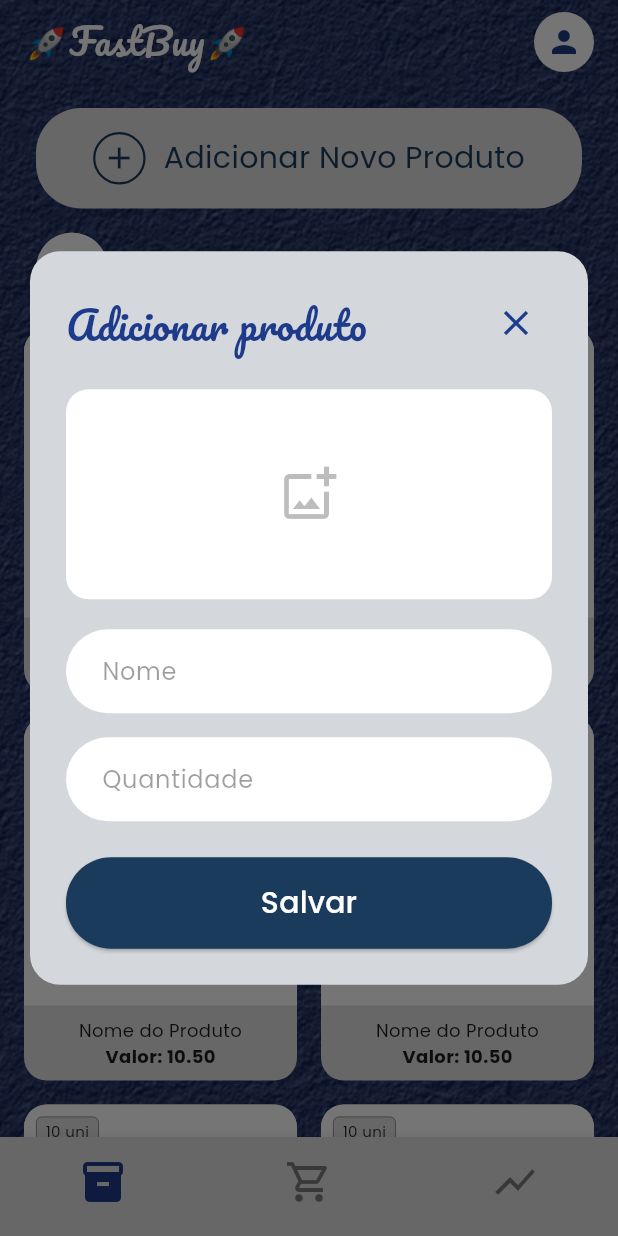
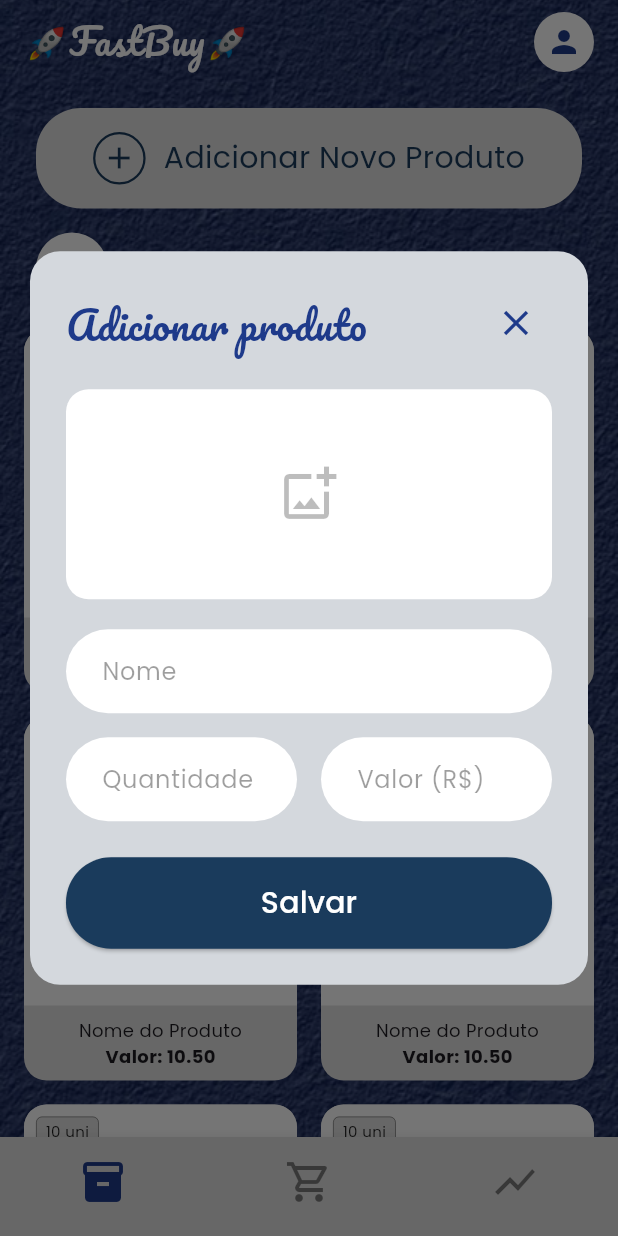
Before and after one commit to Grizzlyess/FastBuy, a Flutter app: the screen it shows after launch, after a tap on "Adicionar Novo Produto", on a phone screen of 412 x 824 dp. Run offline on Flutter 3.47's test engine with Material 3 defaults, Android fonts, the phone set to English and light mode, and no system bars; our stand-ins replace google_fonts, sqflite; accounts and stored records are empty; project files that could hold a hidden picture were left out.

Commit message:
implementando o back das telas de dialogo

```diff
--- a/lib/pages/produtos_page.dart
+++ b/lib/pages/produtos_page.dart
@@ -13,7 +13,7 @@ class ProdutosPage extends StatefulWidget {
 class _ProdutosPageState extends State<ProdutosPage> {
   final _nomeController = TextEditingController();
   final _quantidadeController = TextEditingController();
-  final _valorController = TextEditingController(); // Adicionado para o preço
+  final _valorController = TextEditingController();
 
   final _repository = ProdutoRepository();
 
@@ -261,7 +261,6 @@ class _ProdutosPageState extends State<ProdutosPage> {
                   decoration: BoxDecoration(
                     color: Colors.white,
                     borderRadius: BorderRadius.circular(15),
-
                   ),
                   child: const Center(
                     child: Icon(Icons.add_photo_alternate_outlined, size: 40, color: Colors.black26),
@@ -270,6 +269,7 @@ class _ProdutosPageState extends State<ProdutosPage> {
                 const SizedBox(height: 20),
 
                 TextField(
+                  controller: _nomeController,
                   decoration: InputDecoration(
                     hintText: 'Nome',
                     hintStyle: GoogleFonts.poppins(color: Colors.black38),
@@ -284,7 +284,12 @@ class _ProdutosPageState extends State<ProdutosPage> {
                 ),
                 const SizedBox(height: 16),
 
-                TextField(
+                // Row para colocar Quantidade e Valor lado a lado
+                Row(
+                  children: [
+                    Expanded(
+                      child: TextField(
+                        controller: _quantidadeController,
                         keyboardType: TextInputType.number,
                         decoration: InputDecoration(
                           hintText: 'Quantidade',
@@ -298,26 +303,59 @@ class _ProdutosPageState extends State<ProdutosPage> {
                           ),
                         ),
                       ),
+                    ),
+                    const SizedBox(width: 16),
+                    Expanded(
+                      child: TextField(
+                        controller: _valorController,
+                        keyboardType: const TextInputType.numberWithOptions(decimal: true),
+                        decoration: InputDecoration(
+                          hintText: 'Valor (R\$)',
+                          hintStyle: GoogleFonts.poppins(color: Colors.black38),
+                          filled: true,
+                          fillColor: Colors.white,
+                          contentPadding: const EdgeInsets.symmetric(horizontal: 20, vertical: 16),
+                          border: OutlineInputBorder(
+                            borderRadius: BorderRadius.circular(30),
+                            borderSide: BorderSide.none,
+                          ),
+                        ),
+                      ),
+                    ),
+                  ],
+                ),
                 const SizedBox(height: 24),
 
+                // Botão Salvar
                 SizedBox(
                   width: double.infinity,
                   child: ElevatedButton(
                     style: ElevatedButton.styleFrom(
-                      backgroundColor: const Color(0xFF1A3B5C), // Azul escuro
+                      backgroundColor: const Color(0xFF1A3B5C),
                       padding: const EdgeInsets.symmetric(vertical: 16),
-                      shape: RoundedRectangleBorder(
-                        borderRadius: BorderRadius.circular(30),
+                      shape: RoundedRectangleBorder(borderRadius: BorderRadius.circular(30)),
                     ),
-                    ),
-                    onPressed: () {
+                    onPressed: () async {
+                      final novoProduto = Produto(
+                        nome: _nomeController.text,
+                        quantidade: int.tryParse(_quantidadeController.text) ?? 0,
+                        valor: double.tryParse(_valorController.text.replaceAll(',', '.')) ?? 0.0,
+                      );
+
+                      await _repository.cadastrarProduto(novoProduto);
+
+                      _nomeController.clear();
+                      _quantidadeController.clear();
+                      _valorController.clear();
+
+                      _carregarProdutos();
+
+                      if (context.mounted) {
                         Navigator.pop(context);
                         _mostrarDialogSucesso(context);
+                      }
                     },
-                    child: Text(
-                      'Salvar',
-                      style: GoogleFonts.poppins(fontSize: 20, color: Colors.white),
-                    ),
+                    child: Text('Salvar', style: GoogleFonts.poppins(fontSize: 20, color: Colors.white)),
                   ),
                 ),
               ],
```
Lines whose indentation alone changed are shown as unchanged.
